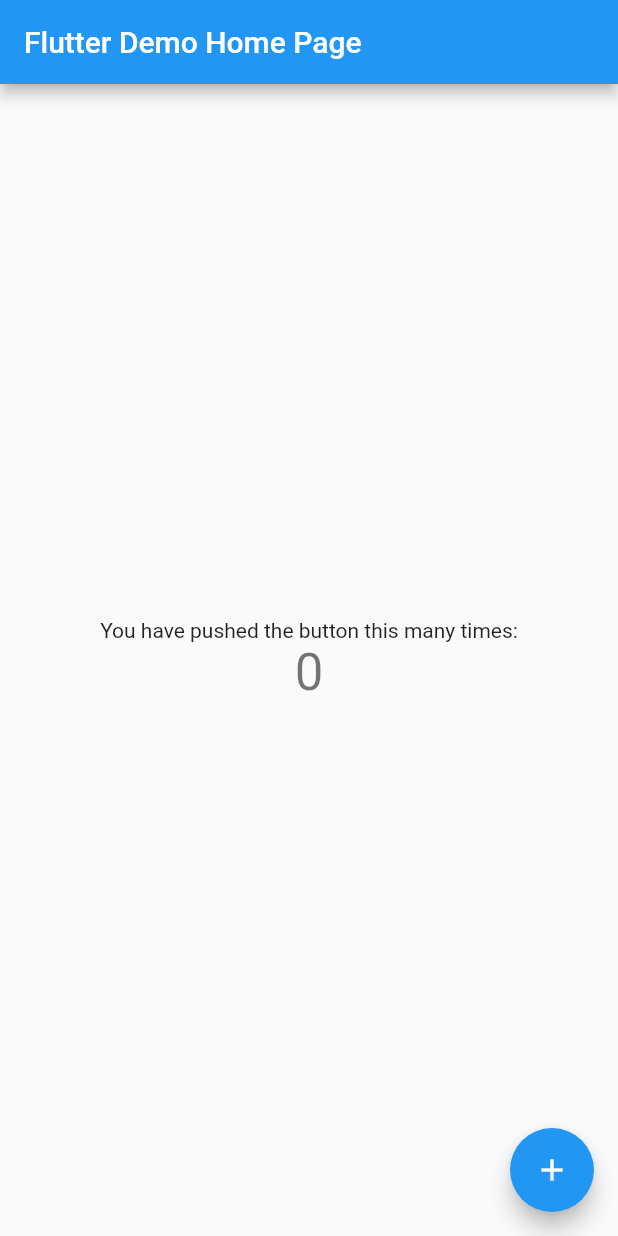
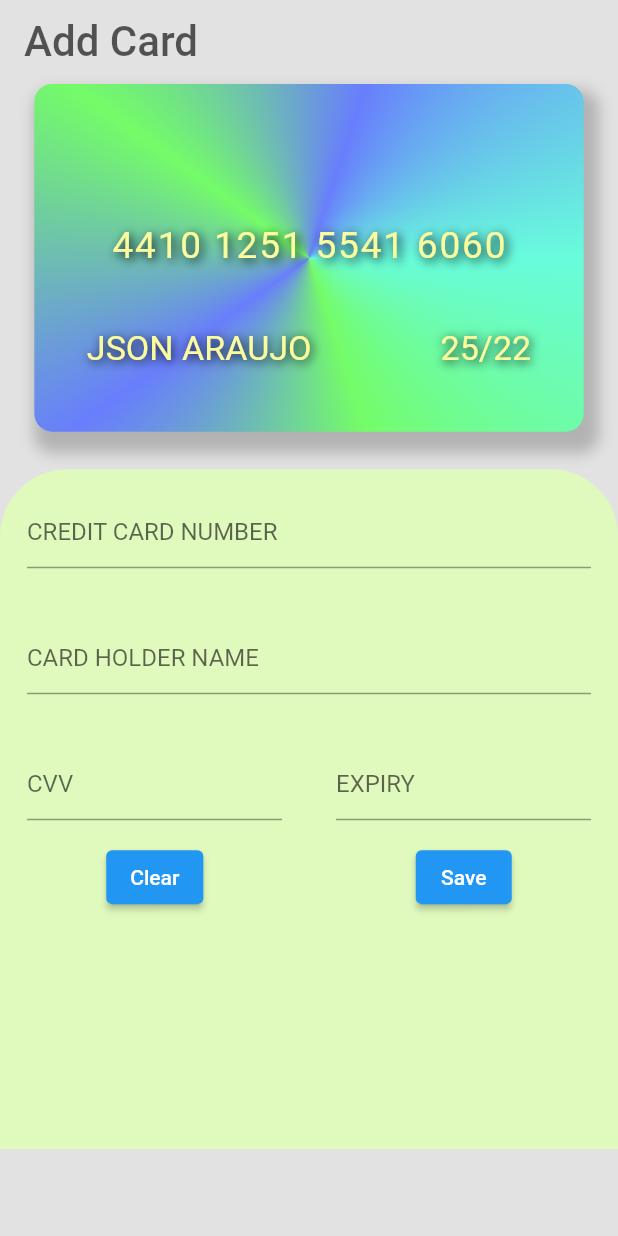
Before and after one commit to Decripter/my_wallet, a Flutter app: the screen it shows after launch, on a phone screen of 412 x 824 dp. Run offline on Flutter 3.47's test engine with Material 2 defaults, Android fonts, the phone set to English and light mode, and no system bars.

Commit message:
feat:add add_card page

```diff
--- a/lib/add_wallet/entities/card_entity.dart
+++ b/lib/add_card/entities/card_entity.dart
@@ -1,4 +1,4 @@
-import 'package:my_wallet/add_wallet/value_objects/card_number_value_object.dart.dart';
+import 'package:my_wallet/add_card/value_objects/card_number_value_object.dart.dart';
 
 /// this class represents a card complete, with all your infos
 class CardEntity {
--- /dev/null
+++ b/lib/add_card/pages/add_card.dart
@@ -0,0 +1,41 @@
+import 'package:flutter/material.dart';
+import 'package:my_wallet/add_card/pages/components/card_widget.dart';
+import 'package:my_wallet/add_card/pages/components/form_widget.dart';
+
+/// Page responsable to allow the user add a card
+class AddCardPage extends StatefulWidget {
+  ///
+  const AddCardPage({super.key});
+
+  @override
+  State<AddCardPage> createState() => _AddCardPageState();
+}
+
+class _AddCardPageState extends State<AddCardPage> {
+  @override
+  Widget build(BuildContext context) {
+    return Scaffold(
+      appBar: AppBar(
+        elevation: 0,
+        backgroundColor: Colors.transparent,
+        title: const Text(
+          'Add Card',
+          style: TextStyle(
+            fontSize: 28,
+            color: Color.fromARGB(164, 0, 0, 0),
+          ),
+        ),
+      ),
+      backgroundColor: const Color.fromARGB(255, 226, 226, 226),
+      body: SingleChildScrollView(
+        child: Column(
+          children: const [
+            CardWidget(),
+            SizedBox(height: 25),
+            FormWidget(),
+          ],
+        ),
+      ),
+    );
+  }
+}
--- /dev/null
+++ b/lib/add_card/pages/components/card_widget.dart
@@ -0,0 +1,115 @@
+import 'package:flutter/material.dart';
+
+class CardWidget extends StatelessWidget {
+  const CardWidget({super.key});
+
+  @override
+  Widget build(BuildContext context) {
+    var heigth = MediaQuery.of(context).size.height * 0.5;
+    var width = MediaQuery.of(context).size.height / 4;
+    final fontSize = width * 0.12;
+    heigth = heigth / (16 / 9);
+    print(width);
+    width = width * (16 / 9);
+    const textColor = Color.fromARGB(255, 250, 252, 158);
+
+    return Row(
+      mainAxisAlignment: MainAxisAlignment.center,
+      children: [
+        AnimatedContainer(
+          decoration: BoxDecoration(
+            boxShadow: [
+              BoxShadow(
+                color: Colors.grey.withOpacity(0.7),
+                spreadRadius: 5,
+                blurRadius: 8,
+                offset: const Offset(5, 9), // changes position of shadow
+              ),
+            ],
+            gradient: const SweepGradient(
+              colors: [
+                Color.fromARGB(255, 104, 252, 220),
+                Color.fromARGB(255, 116, 252, 104),
+                Color.fromARGB(255, 104, 126, 252),
+                Color.fromARGB(255, 116, 252, 104),
+                Color.fromARGB(255, 104, 126, 252),
+                Color.fromARGB(255, 104, 252, 220),
+              ],
+            ),
+            borderRadius: const BorderRadius.all(
+              Radius.circular(
+                12,
+              ),
+            ),
+            border: Border.all(
+              color: Colors.transparent,
+              width: 0,
+            ),
+          ),
+          height: heigth,
+          width: width,
+          duration: const Duration(seconds: 1),
+          child: Padding(
+            padding: const EdgeInsets.only(left: 35, right: 35),
+            child: Column(
+              mainAxisAlignment: MainAxisAlignment.spaceEvenly,
+              children: [
+                const SizedBox(
+                  height: 10,
+                ),
+                Text(
+                  '4410 1251 5541 6060',
+                  style: TextStyle(
+                    shadows: [
+                      Shadow(
+                        blurRadius: 8,
+                        offset: Offset(2, 2.1),
+                      )
+                    ],
+                    fontSize: fontSize,
+                    fontWeight: FontWeight.w400,
+                    color: textColor,
+                    letterSpacing: 1.2,
+                  ),
+                ),
+                Row(
+                  children: [
+                    Text(
+                      'JSON ARAUJO',
+                      style: TextStyle(
+                        fontSize: fontSize - 2,
+                        fontWeight: FontWeight.w400,
+                        color: textColor,
+                        shadows: [
+                          Shadow(
+                            blurRadius: 8,
+                            offset: Offset(1, 1),
+                          )
+                        ],
+                      ),
+                    ),
+                    Spacer(),
+                    Text(
+                      '25/22',
+                      style: TextStyle(
+                        fontSize: fontSize - 2,
+                        fontWeight: FontWeight.w400,
+                        color: textColor,
+                        shadows: [
+                          Shadow(
+                            blurRadius: 8,
+                            offset: Offset(1, 1),
+                          )
+                        ],
+                      ),
+                    ),
+                  ],
+                )
+              ],
+            ),
+          ),
+        ),
+      ],
+    );
+  }
+}
--- /dev/null
+++ b/lib/add_card/pages/components/form_widget.dart
@@ -0,0 +1,93 @@
+import 'package:flutter/material.dart';
+
+class FormWidget extends StatefulWidget {
+  const FormWidget({super.key});
+
+  @override
+  State<FormWidget> createState() => _FormWidgetState();
+}
+
+class _FormWidgetState extends State<FormWidget> {
+  @override
+  Widget build(BuildContext context) {
+    final width = MediaQuery.of(context).size.width;
+    final height = MediaQuery.of(context).size.height * 0.55;
+    return ClipRRect(
+      borderRadius: const BorderRadius.only(
+        topLeft: Radius.circular(45),
+        topRight: Radius.circular(45),
+      ),
+      child: Container(
+        width: width,
+        height: height,
+        color: const Color.fromARGB(207, 223, 255, 182),
+        child: SingleChildScrollView(
+          child: Column(
+            children: [
+              Padding(
+                padding: const EdgeInsets.all(18),
+                child: TextFormField(
+                  decoration: const InputDecoration(
+                    hintText: 'CREDIT CARD NUMBER',
+                  ),
+                ),
+              ),
+              Padding(
+                padding: const EdgeInsets.all(18),
+                child: TextFormField(
+                  decoration: const InputDecoration(
+                    hintText: 'CARD HOLDER NAME',
+                  ),
+                ),
+              ),
+              Row(
+                children: [
+                  const Expanded(
+                    child: Padding(
+                      padding: EdgeInsets.all(18),
+                      child: TextField(
+                        decoration: InputDecoration(
+                          hintText: 'CVV',
+                        ),
+                      ),
+                    ),
+                  ),
+                  Expanded(
+                    child: Padding(
+                      padding: const EdgeInsets.all(18),
+                      child: TextFormField(
+                        decoration: const InputDecoration(
+                          hintText: 'EXPIRY',
+                        ),
+                      ),
+                    ),
+                  ),
+                ],
+              ),
+              SizedBox(
+                height: 40,
+                width: width,
+                child: Row(
+                  mainAxisAlignment: MainAxisAlignment.spaceAround,
+                  children: [
+                    ElevatedButton(
+                      onPressed: () {},
+                      child: const Text('Clear'),
+                    ),
+                    ElevatedButton(
+                      onPressed: () {},
+                      child: Text('Save'),
+                    )
+                  ],
+                ),
+              ),
+              SizedBox(
+                height: 25,
+              )
+            ],
+          ),
+        ),
+      ),
+    );
+  }
+}
--- a/lib/add_wallet/usecases/card_number_usecase.dart
+++ b/lib/add_card/usecases/card_number_usecase.dart
@@ -1,6 +1,6 @@
 // ignore_for_file: comment_references
 
-import 'package:my_wallet/add_wallet/value_objects/card_number_value_object.dart.dart';
+import 'package:my_wallet/add_card/value_objects/card_number_value_object.dart.dart';
 
 /// This will suport all validations and methods that a [CardNumber] needs
 class CardNumerUsecase {
--- a/lib/main.dart
+++ b/lib/main.dart
@@ -1,115 +1,4 @@
-import 'package:flutter/material.dart';
+import 'package:flutter/cupertino.dart';
+import 'package:my_wallet/my_app.dart';
 
-void main() {
-  runApp(const MyApp());
-}
-
-class MyApp extends StatelessWidget {
-  const MyApp({Key? key}) : super(key: key);
-
-  // This widget is the root of your application.
-  @override
-  Widget build(BuildContext context) {
-    return MaterialApp(
-      title: 'Flutter Demo',
-      theme: ThemeData(
-        // This is the theme of your application.
-        //
-        // Try running your application with "flutter run". You'll see the
-        // application has a blue toolbar. Then, without quitting the app, try
-        // changing the primarySwatch below to Colors.green and then invoke
-        // "hot reload" (press "r" in the console where you ran "flutter run",
-        // or simply save your changes to "hot reload" in a Flutter IDE).
-        // Notice that the counter didn't reset back to zero; the application
-        // is not restarted.
-        primarySwatch: Colors.blue,
-      ),
-      home: const MyHomePage(title: 'Flutter Demo Home Page'),
-    );
-  }
-}
-
-class MyHomePage extends StatefulWidget {
-  const MyHomePage({Key? key, required this.title}) : super(key: key);
-
-  // This widget is the home page of your application. It is stateful, meaning
-  // that it has a State object (defined below) that contains fields that affect
-  // how it looks.
-
-  // This class is the configuration for the state. It holds the values (in this
-  // case the title) provided by the parent (in this case the App widget) and
-  // used by the build method of the State. Fields in a Widget subclass are
-  // always marked "final".
-
-  final String title;
-
-  @override
-  State<MyHomePage> createState() => _MyHomePageState();
-}
-
-class _MyHomePageState extends State<MyHomePage> {
-  int _counter = 0;
-
-  void _incrementCounter() {
-    setState(() {
-      // This call to setState tells the Flutter framework that something has
-      // changed in this State, which causes it to rerun the build method below
-      // so that the display can reflect the updated values. If we changed
-      // _counter without calling setState(), then the build method would not be
-      // called again, and so nothing would appear to happen.
-      _counter++;
-    });
-  }
-
-  @override
-  Widget build(BuildContext context) {
-    // This method is rerun every time setState is called, for instance as done
-    // by the _incrementCounter method above.
-    //
-    // The Flutter framework has been optimized to make rerunning build methods
-    // fast, so that you can just rebuild anything that needs updating rather
-    // than having to individually change instances of widgets.
-    return Scaffold(
-      appBar: AppBar(
-        // Here we take the value from the MyHomePage object that was created by
-        // the App.build method, and use it to set our appbar title.
-        title: Text(widget.title),
-      ),
-      body: Center(
-        // Center is a layout widget. It takes a single child and positions it
-        // in the middle of the parent.
-        child: Column(
-          // Column is also a layout widget. It takes a list of children and
-          // arranges them vertically. By default, it sizes itself to fit its
-          // children horizontally, and tries to be as tall as its parent.
-          //
-          // Invoke "debug painting" (press "p" in the console, choose the
-          // "Toggle Debug Paint" action from the Flutter Inspector in Android
-          // Studio, or the "Toggle Debug Paint" command in Visual Studio Code)
-          // to see the wireframe for each widget.
-          //
-          // Column has various properties to control how it sizes itself and
-          // how it positions its children. Here we use mainAxisAlignment to
-          // center the children vertically; the main axis here is the vertical
-          // axis because Columns are vertical (the cross axis would be
-          // horizontal).
-          mainAxisAlignment: MainAxisAlignment.center,
-          children: <Widget>[
-            const Text(
-              'You have pushed the button this many times:',
-            ),
-            Text(
-              '$_counter',
-              style: Theme.of(context).textTheme.headline4,
-            ),
-          ],
-        ),
-      ),
-      floatingActionButton: FloatingActionButton(
-        onPressed: _incrementCounter,
-        tooltip: 'Increment',
-        child: const Icon(Icons.add),
-      ), // This trailing comma makes auto-formatting nicer for build methods.
-    );
-  }
-}
+void main() => runApp(const MyApp());
--- /dev/null
+++ b/lib/my_app.dart
@@ -0,0 +1,21 @@
+import 'package:flutter/material.dart';
+import 'package:my_wallet/add_card/pages/add_card.dart';
+
+/// Widget responsable to mount MaterialApp
+class MyApp extends StatefulWidget {
+  /// Constructor method no has special parameters
+  const MyApp({super.key});
+
+  @override
+  State<MyApp> createState() => _MyAppState();
+}
+
+class _MyAppState extends State<MyApp> {
+  @override
+  Widget build(BuildContext context) {
+    return const MaterialApp(
+      debugShowCheckedModeBanner: false,
+      home: AddCardPage(),
+    );
+  }
+}
```
Also changed, not shown: lib/add_card/value_objects/card_number_value_object.dart.dart (renamed from lib/add_wallet/value_objects/card_number_value_object.dart.dart), pubspec.lock, 2 other files.
